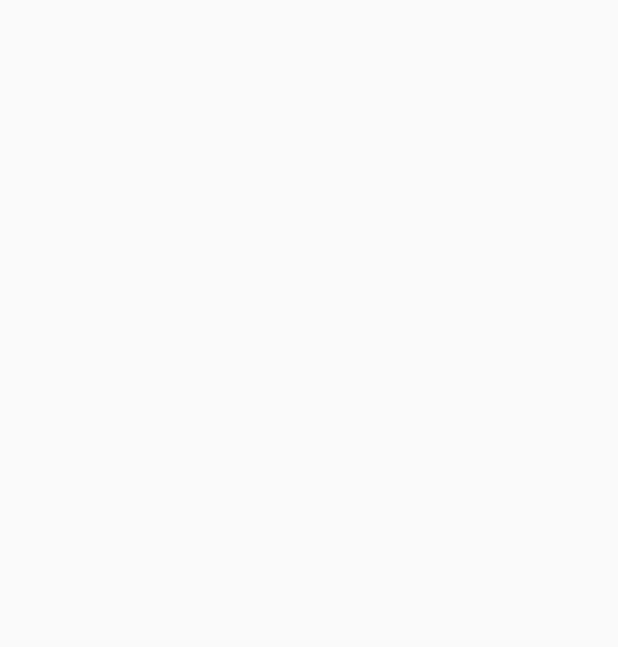
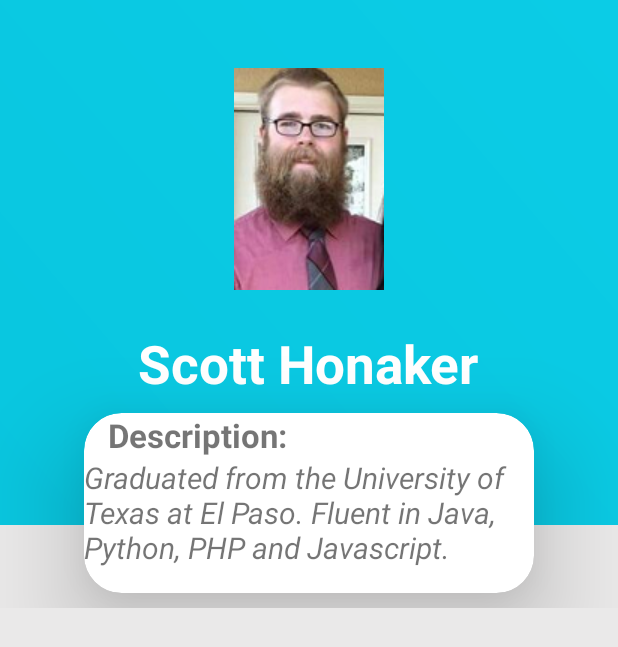
Before and after one commit to ScottHonaker/JobFinder, an Android app: the ProfileActivity screen opened directly, with no data from a screen before it, on a phone screen of 412 x 824 dp. Before the commit the part shown is empty. Shown: the top 647 px of the screen. Run offline under Robolectric (Android 15) with nearby library versions, the phone set to English and light mode, and no system bars.

Commit message:
updated UI

```diff
--- a/app/src/main/res/drawable-anydpi/ic_action_pass.xml
+++ b/app/src/main/res/drawable-anydpi/ic_action_pass.xml
@@ -3,8 +3,8 @@
     android:height="24dp"
     android:viewportWidth="31.2"
     android:viewportHeight="31.2"
-    android:tint="#FFFFFF"
-    android:alpha="0.8">
+    android:tint="#333333"
+    android:alpha="0.6">
   <group android:translateX="3.6"
       android:translateY="3.6">
       <path
--- /dev/null
+++ b/app/src/main/res/drawable/gradientbackground.xml
@@ -0,0 +1,8 @@
+<?xml version="1.0" encoding="utf-8"?>
+<shape xmlns:android="http://schemas.android.com/apk/res/android">
+<gradient android:angle="45"
+    android:startColor="@color/startblue"
+    android:endColor="@color/endblue"
+    />
+
+</shape>
--- /dev/null
+++ b/app/src/main/res/drawable/ic_email_black_24dp.xml
@@ -0,0 +1,9 @@
+<vector xmlns:android="http://schemas.android.com/apk/res/android"
+        android:width="24dp"
+        android:height="24dp"
+        android:viewportWidth="24.0"
+        android:viewportHeight="24.0">
+    <path
+        android:fillColor="#FF000000"
+        android:pathData="M20,4L4,4c-1.1,0 -1.99,0.9 -1.99,2L2,18c0,1.1 0.9,2 2,2h16c1.1,0 2,-0.9 2,-2L22,6c0,-1.1 -0.9,-2 -2,-2zM20,8l-8,5 -8,-5L4,6l8,5 8,-5v2z"/>
+</vector>
--- a/app/src/main/res/layout/activity_profile.xml
+++ b/app/src/main/res/layout/activity_profile.xml
@@ -1,9 +1,89 @@
 <?xml version="1.0" encoding="utf-8"?>
-<androidx.constraintlayout.widget.ConstraintLayout xmlns:android="http://schemas.android.com/apk/res/android"
+<LinearLayout xmlns:android="http://schemas.android.com/apk/res/android"
     xmlns:app="http://schemas.android.com/apk/res-auto"
     xmlns:tools="http://schemas.android.com/tools"
     android:layout_width="match_parent"
     android:layout_height="match_parent"
+    android:background="@color/graylight"
+    android:orientation="vertical"
     tools:context=".ProfileActivity">
 
-</androidx.constraintlayout.widget.ConstraintLayout>
+    <RelativeLayout
+        android:layout_width="match_parent"
+        android:layout_height="405dp">
+
+        <LinearLayout
+            android:layout_width="match_parent"
+            android:layout_height="350dp"
+            android:background="@drawable/gradientbackground"
+            android:orientation="vertical">
+
+            <ImageView
+                android:layout_width="wrap_content"
+                android:layout_height="wrap_content"
+                android:layout_gravity="center_horizontal"
+                android:layout_marginTop="45dp"
+                android:src="@drawable/profilepic" />
+
+            <TextView
+                android:layout_width="wrap_content"
+                android:layout_height="wrap_content"
+                android:layout_gravity="center_horizontal"
+                android:layout_marginTop="25dp"
+                android:text="Scott Honaker"
+                android:textColor="#fff"
+                android:textSize="35sp"
+                android:textStyle="bold" />
+        </LinearLayout>
+
+        <androidx.cardview.widget.CardView
+            android:layout_width="300dp"
+            android:layout_height="120dp"
+            android:layout_centerHorizontal="true"
+            android:layout_marginTop="275dp"
+            app:cardBackgroundColor="@color/cardview_light_background"
+            app:cardCornerRadius="25dp"
+            app:cardElevation="40dp">
+
+            <LinearLayout
+                android:layout_width="match_parent"
+                android:layout_height="match_parent"
+                android:orientation="vertical"
+                android:weightSum="3">
+
+                <LinearLayout
+                    android:layout_width="match_parent"
+                    android:layout_height="wrap_content"
+                    android:layout_weight="1"
+                    android:orientation="vertical">
+
+                    <TextView
+                        android:layout_width="wrap_content"
+                        android:layout_height="wrap_content"
+                        android:text="   Description:"
+                        android:textSize="22dp"
+                        android:textStyle="bold" />
+
+                    <TextView
+                        android:layout_width="wrap_content"
+                        android:layout_height="wrap_content"
+                        android:text="Graduated from the University of Texas at El Paso. Fluent in Java, Python, PHP and Javascript."
+                        android:textAlignment="viewStart"
+                        android:textSize="20dp"
+                        android:textStyle="italic" />
+
+                </LinearLayout>
+            </LinearLayout>
+        </androidx.cardview.widget.CardView>
+    </RelativeLayout>
+
+    <LinearLayout
+        android:layout_width="360dp"
+        android:layout_height="wrap_content"
+        android:orientation="vertical"
+        android:layout_gravity="center"
+        android:layout_marginTop="45dp">
+
+    </LinearLayout>
+
+</LinearLayout>
--- a/app/src/main/res/values/colors.xml
+++ b/app/src/main/res/values/colors.xml
@@ -2,5 +2,8 @@
 <resources>
     <color name="colorPrimary">#008577</color>
     <color name="colorPrimaryDark">#077F6E</color>
+    <color name="graylight">#EAE9E9</color>
+    <color name="startblue">#09c6df</color>
+    <color name="endblue">#0bcce6</color>
     <color name="colorAccent">#1BD890</color>
 </resources>
--- a/app/src/main/res/values/styles.xml
+++ b/app/src/main/res/values/styles.xml
@@ -1,7 +1,7 @@
 <resources>
 
     <!-- Base application theme. -->
-    <style name="AppTheme" parent="Theme.AppCompat.Light.DarkActionBar">
+    <style name="AppTheme" parent="Theme.AppCompat.Light.NoActionBar">
         <!-- Customize your theme here. -->
         <item name="colorPrimary">@color/colorPrimary</item>
         <item name="colorPrimaryDark">@color/colorPrimaryDark</item>
```
Also changed, not shown: app/src/main/res/drawable-hdpi/ic_action_pass.png, app/src/main/res/drawable-mdpi/ic_action_pass.png, app/src/main/res/drawable-xhdpi/ic_action_pass.png, app/src/main/res/drawable-xxhdpi/ic_action_pass.png, app/src/main/res/drawable/profilepic.PNG (added).
